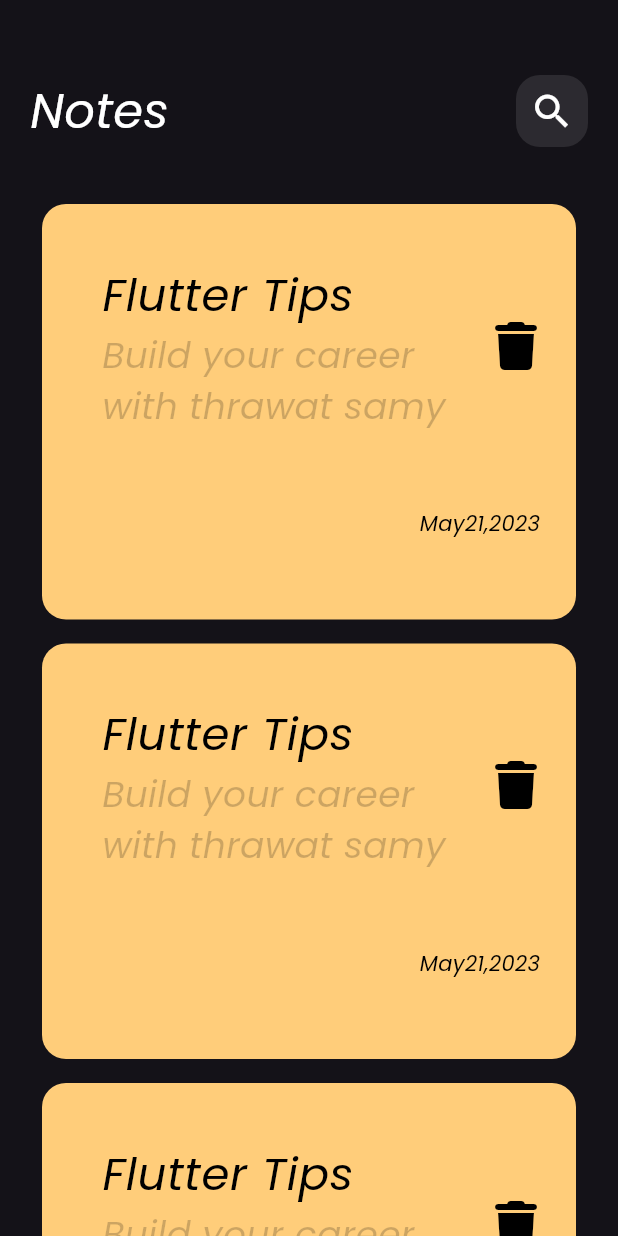
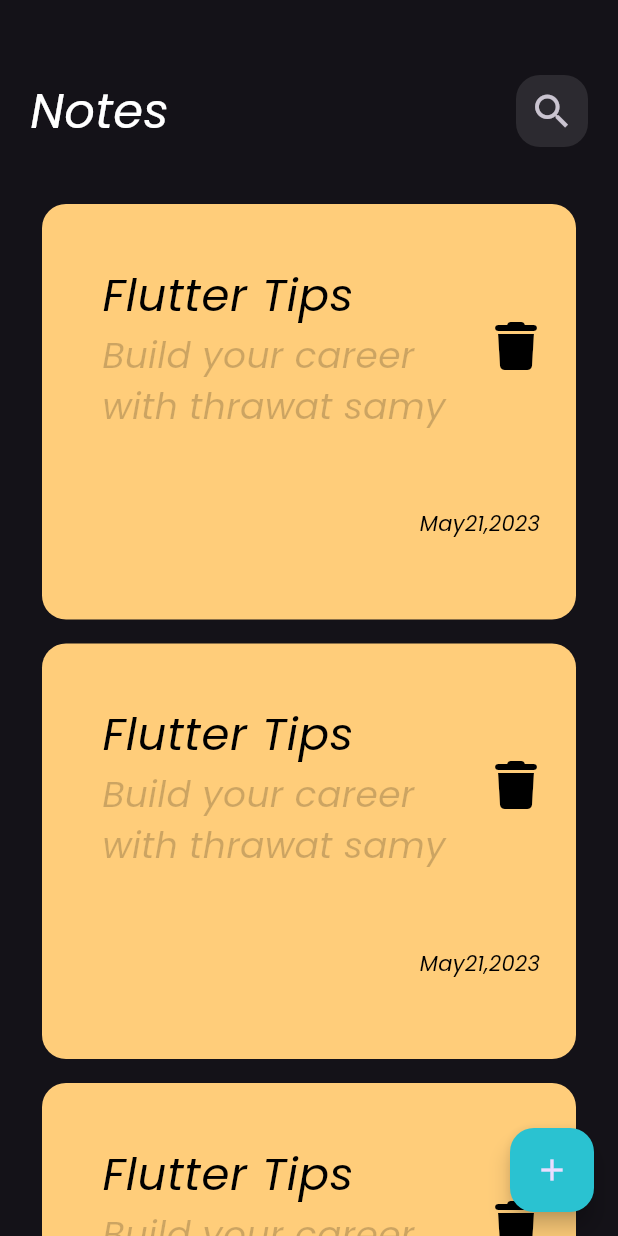
Before and after one commit to merooahmed/note_app, a Flutter app: the screen it shows after launch, on a phone screen of 412 x 824 dp. Run offline on Flutter 3.47's test engine with Material 3 defaults, Android fonts, the phone set to English and light mode, and no system bars; our stand-ins replace font_awesome_flutter.

Commit message:
addFoatingActionButton

```diff
--- a/lib/views/notes_view.dart
+++ b/lib/views/notes_view.dart
@@ -7,8 +7,12 @@ class NotesView extends StatelessWidget {
   @override
   Widget build(BuildContext context) {
     return Scaffold(
+      floatingActionButton: FloatingActionButton(
+        onPressed: () {},
+        child: Icon(Icons.add),
+        backgroundColor: Color(0xff2AC2D1),
+      ),
       body: NotesViewBody(),
-
     );
   }
 }
--- a/lib/views/widgets/custom_search_icon.dart
+++ b/lib/views/widgets/custom_search_icon.dart
@@ -13,10 +13,11 @@ class CustomSearchIcon extends StatelessWidget {
         borderRadius: BorderRadius.circular(16),
       ),
       child: Center(
-        child: Icon(
+        child:IconButton(onPressed: (){}, icon:  Icon(
           Icons.search,
           size: 30,
         ),
+      )
       ),
     );
   }
--- a/lib/views/widgets/note_view_body.dart
+++ b/lib/views/widgets/note_view_body.dart
@@ -1,6 +1,7 @@
 import 'package:flutter/material.dart';
 import 'package:noteapp/views/widgets/custom_app_bar.dart';
 import 'package:noteapp/views/widgets/custom_new_item.dart';
+import 'package:noteapp/views/widgets/notes_list_view.dart';
 
 class NotesViewBody extends StatelessWidget {
   const NotesViewBody({super.key});
@@ -18,23 +19,9 @@ class NotesViewBody extends StatelessWidget {
           SizedBox(
             height: 30,
           ),
-          Expanded(child: NotesList()),
+          Expanded(child: NotesListView()),
         ],
       ),
     );
   }
 }
-
-class NotesList extends StatelessWidget {
-  const NotesList({super.key});
-
-  @override
-  Widget build(BuildContext context) {
-    return ListView.builder(itemBuilder: (context, index) {
-      return Padding(
-        padding: const EdgeInsets.all(8.0),
-        child: CustomNoteItem(),
-      );
-    });
-  }
-}
--- /dev/null
+++ b/lib/views/widgets/notes_list_view.dart
@@ -0,0 +1,16 @@
+import 'package:flutter/material.dart';
+import 'package:noteapp/views/widgets/custom_new_item.dart';
+
+class NotesListView extends StatelessWidget {
+  const NotesListView({super.key});
+
+  @override
+  Widget build(BuildContext context) {
+    return ListView.builder(itemBuilder: (context, index) {
+      return  const Padding(
+        padding:  EdgeInsets.all(8.0),
+        child: CustomNoteItem(),
+      );
+    });
+  }
+}
```
